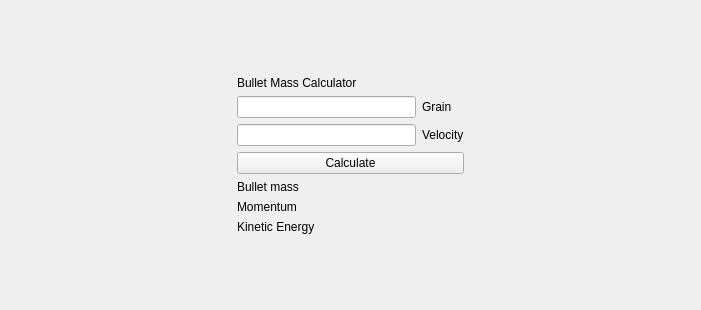
The window that mainwindow.ui (serarandal/BallisticsStudy) describes before a commit, drawn with Qt 5.
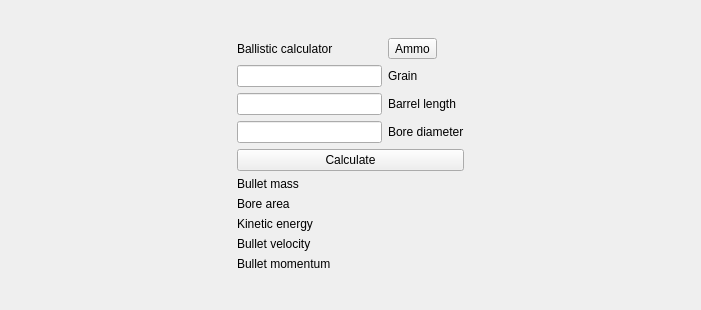
The same window after the commit.

Commit message: commit numberº 9 : Added all necesary ballistic calculations, just missing cartidge selection

Diff of the .ui file:
```diff
--- a/mainwindow.ui
+++ b/mainwindow.ui
@@ -17,31 +17,37 @@
    <layout class="QGridLayout" name="gridLayout_2">
     <item row="1" column="1">
      <layout class="QGridLayout" name="gridLayout">
-      <item row="2" column="1">
-       <widget class="QLabel" name="GrainLabel">
+      <item row="4" column="0">
+       <widget class="QLineEdit" name="BoreDiameterText"/>
+      </item>
+      <item row="4" column="1">
+       <widget class="QLabel" name="BoreDiameterLabel">
         <property name="text">
-         <string>Grain</string>
+         <string>Bore diameter</string>
+        </property>
+       </widget>
+      </item>
+      <item row="9" column="0" colspan="2">
+       <widget class="QLabel" name="BulletVelocityLabel">
+        <property name="text">
+         <string>Bullet velocity </string>
         </property>
        </widget>
       </item>
       <item row="1" column="0">
        <widget class="QLabel" name="label_2">
         <property name="text">
-         <string>Bullet Mass Calculator</string>
+         <string>Ballistic calculator</string>
         </property>
        </widget>
       </item>
-      <item row="6" column="0">
-       <widget class="QLabel" name="MomentumLabel">
-        <property name="text">
-         <string>Momentum</string>
-        </property>
-       </widget>
+      <item row="3" column="0">
+       <widget class="QLineEdit" name="BarrelLengthText"/>
       </item>
-      <item row="4" column="0" colspan="2">
-       <widget class="QPushButton" name="pushButton">
+      <item row="1" column="1">
+       <widget class="QToolButton" name="toolButton">
         <property name="text">
-         <string>Calculate</string>
+         <string>Ammo</string>
         </property>
        </widget>
       </item>
@@ -52,27 +58,52 @@
         </property>
        </widget>
       </item>
-      <item row="5" column="0">
+      <item row="8" column="0" colspan="2">
+       <widget class="QLabel" name="KineticEnergyLabel">
+        <property name="text">
+         <string>Kinetic energy </string>
+        </property>
+       </widget>
+      </item>
+      <item row="3" column="1">
+       <widget class="QLabel" name="BarrelLengthLabel">
+        <property name="text">
+         <string>Barrel length</string>
+        </property>
+       </widget>
+      </item>
+      <item row="6" column="0" colspan="2">
        <widget class="QLabel" name="BulletMassLabel">
         <property name="text">
          <string>Bullet mass</string>
         </property>
        </widget>
       </item>
-      <item row="3" column="0">
-       <widget class="QLineEdit" name="VelocityText"/>
+      <item row="5" column="0" colspan="2">
+       <widget class="QPushButton" name="pushButton">
+        <property name="text">
+         <string>Calculate</string>
+        </property>
+       </widget>
       </item>
-      <item row="3" column="1">
-       <widget class="QLabel" name="VelocityLabel">
+      <item row="7" column="0" colspan="2">
+       <widget class="QLabel" name="BoreAreaLabel">
         <property name="text">
-         <string>Velocity</string>
+         <string>Bore area</string>
         </property>
        </widget>
       </item>
-      <item row="7" column="0">
-       <widget class="QLabel" name="KineticEnergyLabel">
+      <item row="2" column="1">
+       <widget class="QLabel" name="GrainLabel">
         <property name="text">
-         <string>Kinetic Energy </string>
+         <string>Grain</string>
+        </property>
+       </widget>
+      </item>
+      <item row="10" column="0" colspan="2">
+       <widget class="QLabel" name="BulletMomentumLabel">
+        <property name="text">
+         <string>Bullet momentum</string>
         </property>
        </widget>
       </item>
```
Left out of the diff: 104 changed lines with no effect on the pictures. The commit also changes 4 other files.
